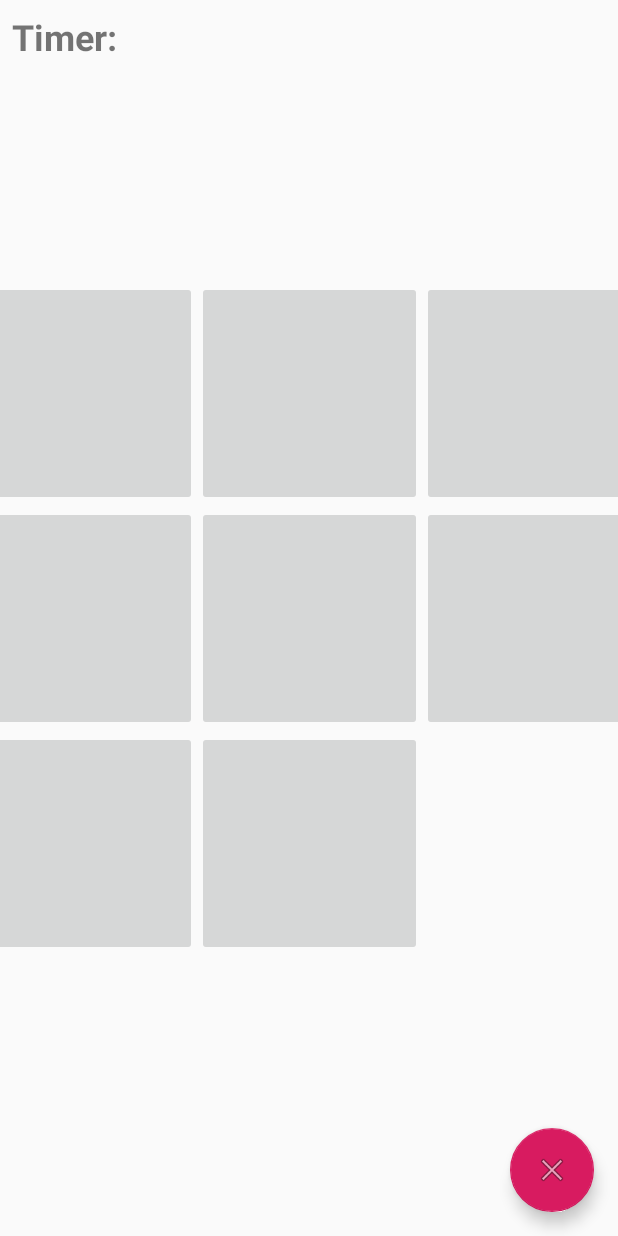
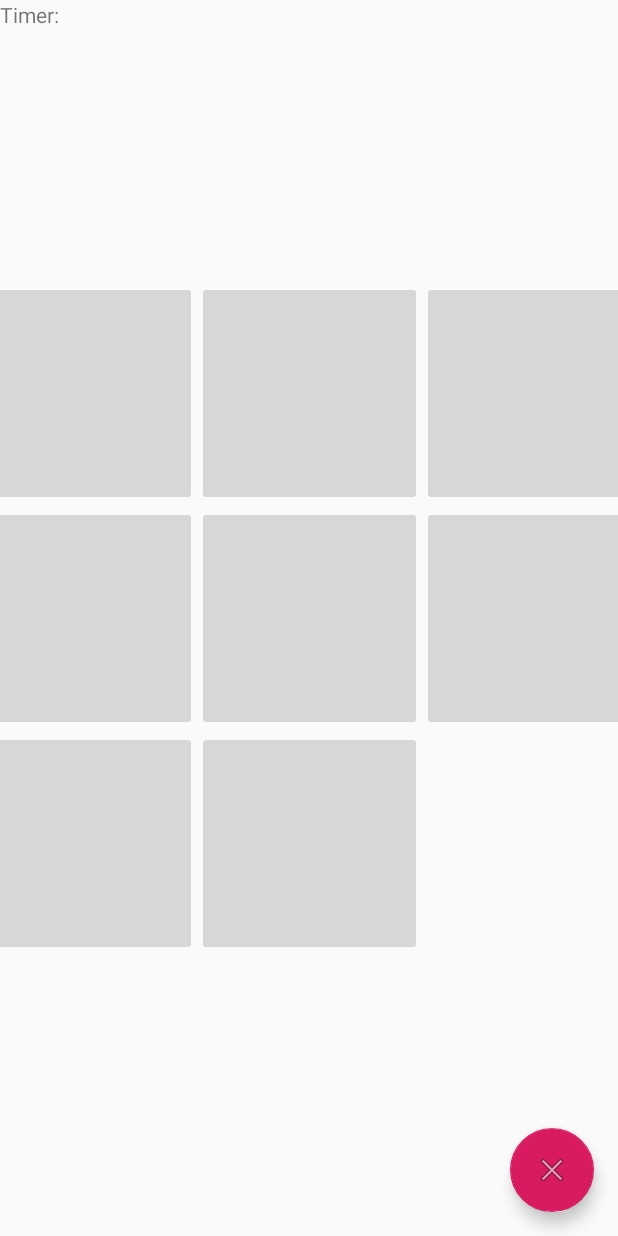
Before and after one commit to soraleous/J39723_CO5025_Game, an Android app: the layout activity_game.xml on its own in the app's theme, with its tools: preview values and no code run, on a phone screen of 412 x 824 dp. Run offline under Robolectric (Android 15) with nearby library versions, the phone set to English and light mode, and no system bars.

```diff
--- a/app/src/main/res/layout/activity_game.xml
+++ b/app/src/main/res/layout/activity_game.xml
@@ -158,12 +158,8 @@
         android:id="@+id/timerText"
         android:layout_width="wrap_content"
         android:layout_height="wrap_content"
-        android:layout_marginStart="8dp"
-        android:layout_marginTop="8dp"
         android:text="@string/timer_text"
-        android:textSize="24sp"
-        android:textStyle="bold"
-        app:layout_constraintStart_toStartOf="parent"
-        app:layout_constraintTop_toTopOf="parent" />
+        tools:layout_editor_absoluteX="16dp"
+        tools:layout_editor_absoluteY="16dp" />
 
 </android.support.constraint.ConstraintLayout>
```
